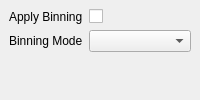
TSE-Systems/tse-analytics, file tse_analytics/views/settings/binning_settings_widget.ui: the form before one commit.
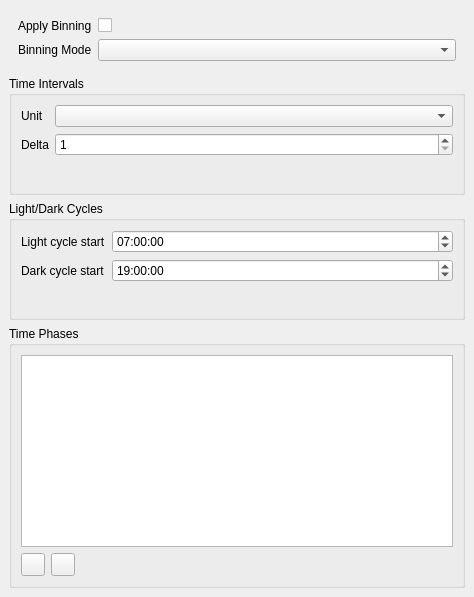
The form after the commit. Icons and pictures are not drawn. Custom widgets are drawn as their Qt base class.

Commit message: WIP: refactoring of data table view, etc.

What changed in the file:
```diff
--- a/tse_analytics/views/settings/binning_settings_widget.ui
+++ b/tse_analytics/views/settings/binning_settings_widget.ui
@@ -3,6 +3,14 @@
  <author>Anton Rau</author>
  <class>BinningSettingsWidget</class>
  <widget class="QWidget" name="BinningSettingsWidget">
+  <property name="geometry">
+   <rect>
+    <x>0</x>
+    <y>0</y>
+    <width>474</width>
+    <height>597</height>
+   </rect>
+  </property>
   <layout class="QVBoxLayout" name="verticalLayout_2">
    <property name="spacing">
     <number>0</number>
@@ -32,26 +40,11 @@
        <rect>
         <x>0</x>
         <y>0</y>
-        <width>193</width>
-        <height>124</height>
+        <width>474</width>
+        <height>597</height>
        </rect>
       </property>
-      <layout class="QVBoxLayout" name="verticalLayout_3">
-       <property name="spacing">
-        <number>0</number>
-       </property>
-       <property name="leftMargin">
-        <number>0</number>
-       </property>
-       <property name="topMargin">
-        <number>0</number>
-       </property>
-       <property name="rightMargin">
-        <number>0</number>
-       </property>
-       <property name="bottomMargin">
-        <number>0</number>
-       </property>
+      <layout class="QVBoxLayout" name="verticalLayout">
        <item>
         <widget class="QWidget" name="widgetBinningOptions" native="true">
          <layout class="QFormLayout" name="formLayout">
@@ -79,33 +72,163 @@
         </widget>
        </item>
        <item>
-        <widget class="TimeIntervalsSettingsWidget" name="widgetTimeIntervalSettings" native="true">
+        <widget class="QGroupBox" name="groupBoxIntervals">
          <property name="sizePolicy">
-          <sizepolicy hsizetype="Preferred" vsizetype="Expanding">
+          <sizepolicy hsizetype="Expanding" vsizetype="Expanding">
            <horstretch>0</horstretch>
            <verstretch>0</verstretch>
           </sizepolicy>
          </property>
+         <property name="title">
+          <string>Time Intervals</string>
+         </property>
+         <layout class="QFormLayout" name="formLayout_2">
+          <item row="0" column="0">
+           <widget class="QLabel" name="unitLabel">
+            <property name="text">
+             <string>Unit</string>
+            </property>
+           </widget>
+          </item>
+          <item row="0" column="1">
+           <widget class="QComboBox" name="unitComboBox"/>
+          </item>
+          <item row="1" column="0">
+           <widget class="QLabel" name="deltaLabel">
+            <property name="text">
+             <string>Delta</string>
+            </property>
+           </widget>
+          </item>
+          <item row="1" column="1">
+           <widget class="QSpinBox" name="deltaSpinBox">
+            <property name="minimum">
+             <number>1</number>
+            </property>
+            <property name="maximum">
+             <number>1000</number>
+            </property>
+           </widget>
+          </item>
+         </layout>
         </widget>
        </item>
        <item>
-        <widget class="TimeCyclesSettingsWidget" name="widgetTimeCyclesSettings" native="true">
+        <widget class="QGroupBox" name="groupBoxCycles">
          <property name="sizePolicy">
-          <sizepolicy hsizetype="Preferred" vsizetype="Expanding">
+          <sizepolicy hsizetype="Expanding" vsizetype="Expanding">
            <horstretch>0</horstretch>
            <verstretch>0</verstretch>
           </sizepolicy>
          </property>
+         <property name="title">
+          <string>Light/Dark Cycles</string>
+         </property>
+         <layout class="QFormLayout" name="formLayout_3">
+          <item row="0" column="0">
+           <widget class="QLabel" name="labelLightCycleStart">
+            <property name="text">
+             <string>Light cycle start</string>
+            </property>
+           </widget>
+          </item>
+          <item row="0" column="1">
+           <widget class="QTimeEdit" name="timeEditLightCycleStart">
+            <property name="time">
+             <time>
+              <hour>7</hour>
+              <minute>0</minute>
+              <second>0</second>
+             </time>
+            </property>
+           </widget>
+          </item>
+          <item row="1" column="0">
+           <widget class="QLabel" name="labelDarkCycleStart">
+            <property name="text">
+             <string>Dark cycle start</string>
+            </property>
+           </widget>
+          </item>
+          <item row="1" column="1">
+           <widget class="QTimeEdit" name="timeEditDarkCycleStart">
+            <property name="time">
+             <time>
+              <hour>19</hour>
+              <minute>0</minute>
+              <second>0</second>
+             </time>
+            </property>
+           </widget>
+          </item>
+         </layout>
         </widget>
        </item>
        <item>
-        <widget class="TimePhasesSettingsWidget" name="widgetTimePhasesSettings" native="true">
+        <widget class="QGroupBox" name="groupBoxPhases">
          <property name="sizePolicy">
-          <sizepolicy hsizetype="Preferred" vsizetype="Expanding">
+          <sizepolicy hsizetype="Expanding" vsizetype="Expanding">
            <horstretch>0</horstretch>
            <verstretch>0</verstretch>
           </sizepolicy>
          </property>
+         <property name="title">
+          <string>Time Phases</string>
+         </property>
+         <layout class="QVBoxLayout" name="verticalLayout_3">
+          <item>
+           <widget class="QTableView" name="tableViewTimePhases">
+            <property name="selectionMode">
+             <enum>QAbstractItemView::SelectionMode::SingleSelection</enum>
+            </property>
+            <attribute name="verticalHeaderMinimumSectionSize">
+             <number>20</number>
+            </attribute>
+            <attribute name="verticalHeaderDefaultSectionSize">
+             <number>20</number>
+            </attribute>
+           </widget>
+          </item>
+          <item>
+           <layout class="QHBoxLayout" name="horizontalLayout">
+            <item>
+             <widget class="QToolButton" name="toolButtonAddPhase">
+              <property name="toolTip">
+               <string>Add time phase</string>
+              </property>
+              <property name="icon">
+               <iconset resource="../../../resources/resources.qrc">
+                <normaloff>:/icons/icons8-add-16.png</normaloff>:/icons/icons8-add-16.png</iconset>
+              </property>
+             </widget>
+            </item>
+            <item>
+             <widget class="QToolButton" name="toolButtonDeletePhase">
+              <property name="toolTip">
+               <string>Delete selected time phase</string>
+              </property>
+              <property name="icon">
+               <iconset resource="../../../resources/resources.qrc">
+                <normaloff>:/icons/icons8-minus-16.png</normaloff>:/icons/icons8-minus-16.png</iconset>
+              </property>
+             </widget>
+            </item>
+            <item>
+             <spacer name="horizontalSpacer">
+              <property name="orientation">
+               <enum>Qt::Orientation::Horizontal</enum>
+              </property>
+              <property name="sizeHint" stdset="0">
+               <size>
+                <width>40</width>
+                <height>20</height>
+               </size>
+              </property>
+             </spacer>
+            </item>
+           </layout>
+          </item>
+         </layout>
         </widget>
        </item>
       </layout>
@@ -114,26 +237,8 @@
    </item>
   </layout>
  </widget>
- <customwidgets>
-  <customwidget>
-   <class>TimeIntervalsSettingsWidget</class>
-   <extends>QWidget</extends>
-   <header>tse_analytics.views.settings.time_intervals_settings_widget</header>
-   <container>1</container>
-  </customwidget>
-  <customwidget>
-   <class>TimeCyclesSettingsWidget</class>
-   <extends>QWidget</extends>
-   <header>tse_analytics.views.settings.time_cycles_settings_widget</header>
-   <container>1</container>
-  </customwidget>
-  <customwidget>
-   <class>TimePhasesSettingsWidget</class>
-   <extends>QWidget</extends>
-   <header>tse_analytics.views.settings.time_phases_settings_widget</header>
-   <container>1</container>
-  </customwidget>
- </customwidgets>
- <resources/>
+ <resources>
+  <include location="../../../resources/resources.qrc"/>
+ </resources>
  <connections/>
 </ui>
```
Left out of the diff: 2 changed lines with no effect on the pictures. The commit also changes 25 other files.
